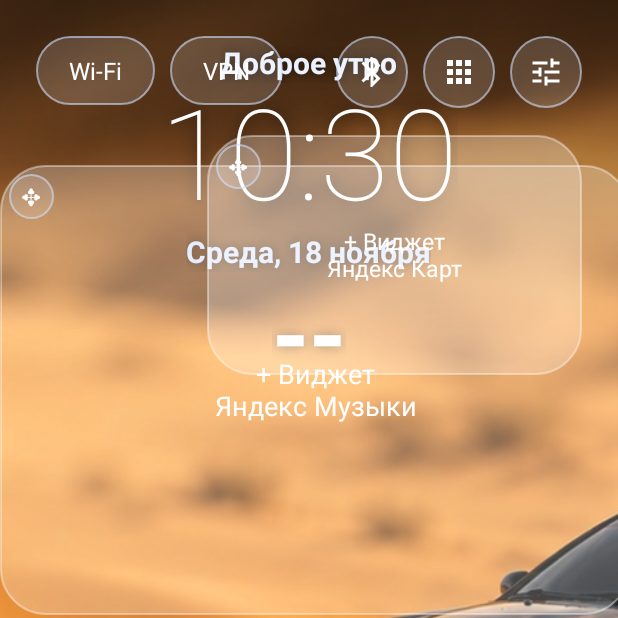
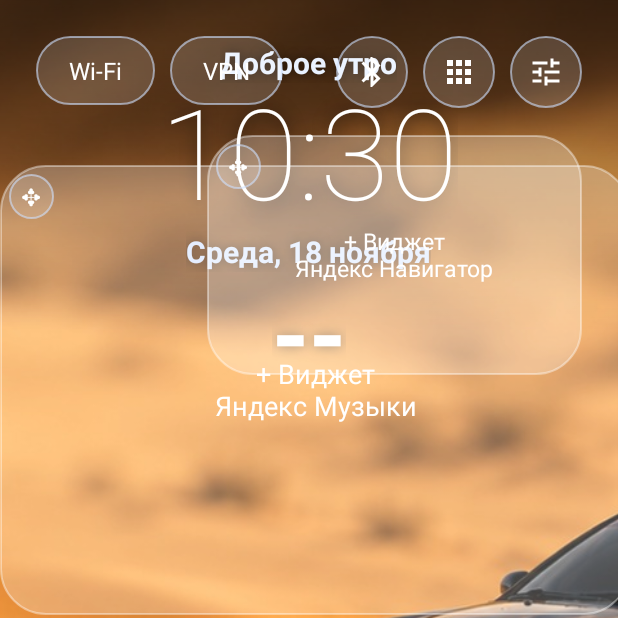
Before and after one commit to ilnurvv-gif/Simplehome, an Android app: the screen it shows after launch (MainActivity), on a phone screen of 412 x 824 dp, the top half of it. Run offline under Robolectric (Android 15) with nearby library versions, the phone set to English and light mode, and no system bars.

Commit message:
Widget slot: Yandex Navigator
Co-Authored-By: Claude Sonnet 5.5 <noreply@anthropic.com>
Claude-Session: https://claude.ai/code/session_01MM6RfAKwUqWHiYHzMgsRma

```diff
--- a/app/src/main/java/local/headunit/home/MainActivity.java
+++ b/app/src/main/java/local/headunit/home/MainActivity.java
@@ -323,7 +323,7 @@ public class MainActivity extends Activity {
         widgetHost = new AppWidgetHost(this, 1024);
         slots = new Slot[]{
                 new Slot("widget_id", "Яндекс Музыки", 501, 502, "yandex.music", "music.yandex", "yandex.mus"),
-                new Slot("widget_id_maps", "Яндекс Карт", 503, 504, "yandex.yandexmaps", "yandexmaps", "yandex.maps")
+                new Slot("widget_id_maps", "Яндекс Навигатора", 503, 504, "yandex.yandexnavi", "yandexnavi", "yandex.navi", "yandex.yandexmaps")
         };
         int[][] ids = {
                 {R.id.widget_host, R.id.widget_add, R.id.widget_remove, R.id.widget_move, R.id.widget_slot},
--- a/app/src/main/res/layout/activity_main.xml
+++ b/app/src/main/res/layout/activity_main.xml
@@ -164,7 +164,7 @@
             android:layout_height="match_parent"
             android:clickable="true"
             android:gravity="center"
-            android:text="+ Виджет\nЯндекс Карт"
+            android:text="+ Виджет\nЯндекс Навигатор"
             android:textColor="#FFFFFF"
             android:textSize="15sp" />
 
```
